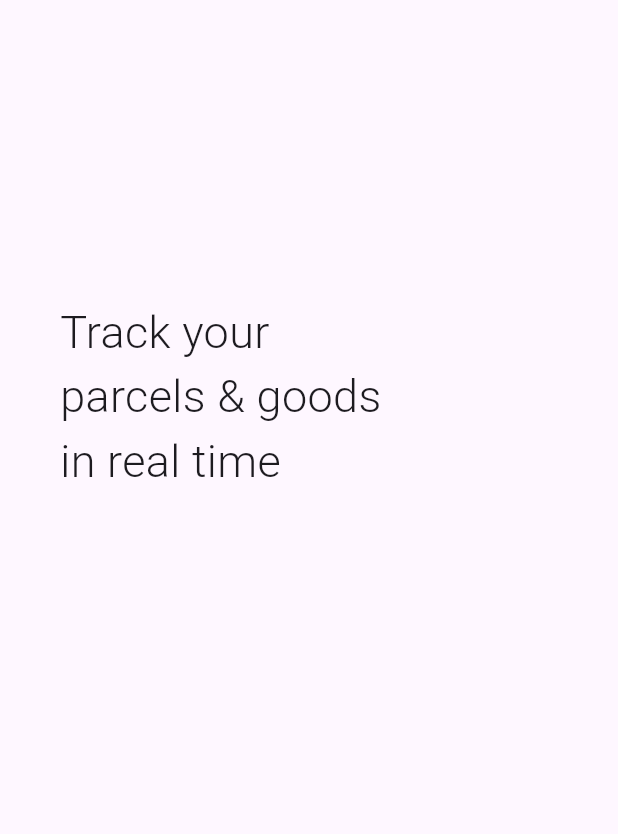
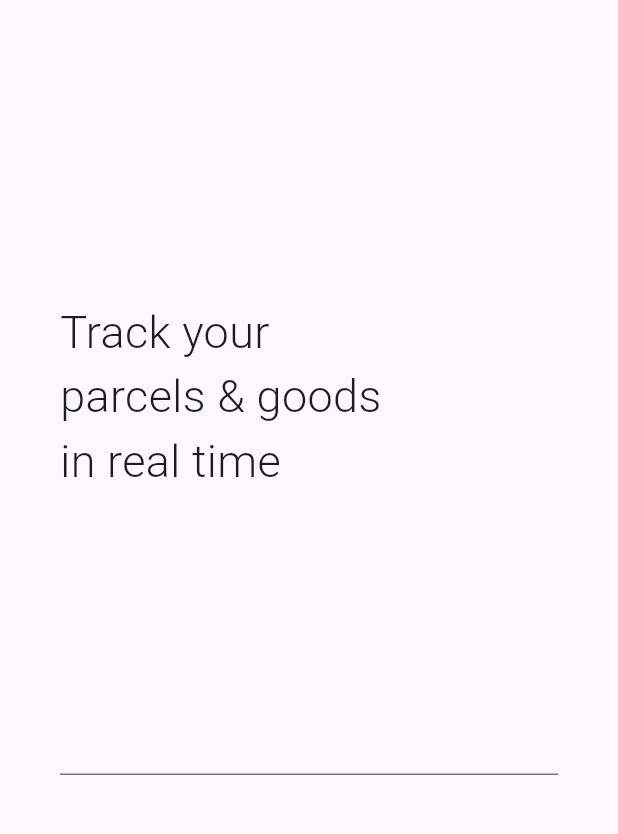
Before and after one commit to tinashemahwenda/trekr, a Flutter app: the screen it shows after launch, on a phone screen of 412 x 824 dp, the part 125-959 px from its top. Run offline on Flutter 3.47's test engine with Material 3 defaults, Android fonts, the phone set to English and light mode, and no system bars.

Commit message:
created a textfield

```diff
--- a/lib/screens/trekr_search.dart
+++ b/lib/screens/trekr_search.dart
@@ -38,8 +38,11 @@ class TrekrSearch extends StatelessWidget {
                 fontWeight: FontWeight.w300,
               ),
             ),
+            SizedBox(
+              height: 140,
+            ),
             //search
-
+            TextField()
             //track button
           ],
         ),
```
